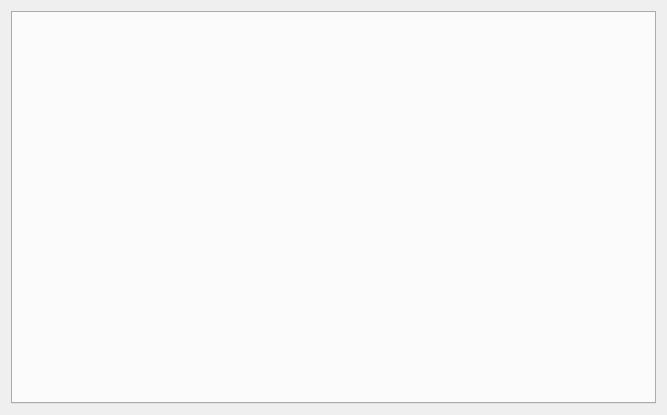
Above: dataAnalysis/datashowwidget.ui from xuqingxiangstu/platform before the change. Below: the same form after it.
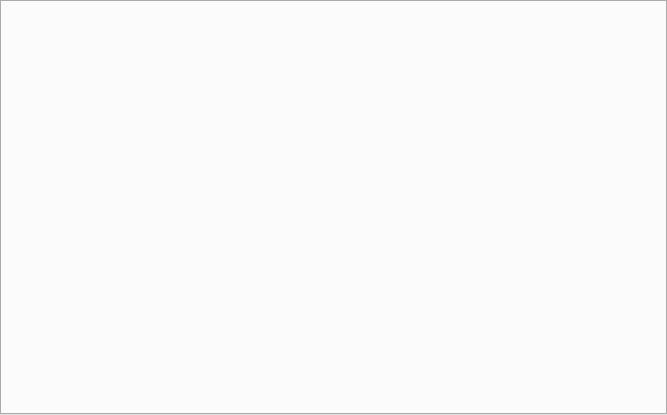
That is the form after the change.

Patch:
```diff
--- a/dataAnalysis/datashowwidget.ui
+++ b/dataAnalysis/datashowwidget.ui
@@ -14,6 +14,21 @@
    <string>Form</string>
   </property>
   <layout class="QHBoxLayout" name="horizontalLayout">
+   <property name="spacing">
+    <number>0</number>
+   </property>
+   <property name="leftMargin">
+    <number>0</number>
+   </property>
+   <property name="topMargin">
+    <number>0</number>
+   </property>
+   <property name="rightMargin">
+    <number>0</number>
+   </property>
+   <property name="bottomMargin">
+    <number>0</number>
+   </property>
    <item>
     <widget class="QTabWidget" name="tabWidget">
      <property name="currentIndex">
```
